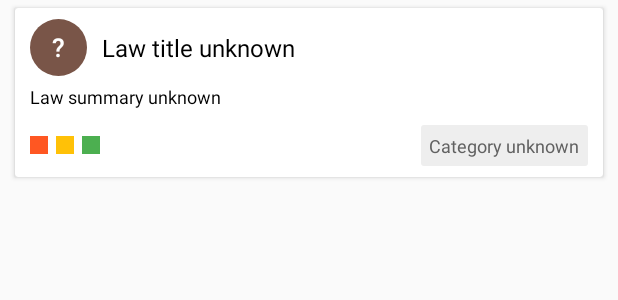
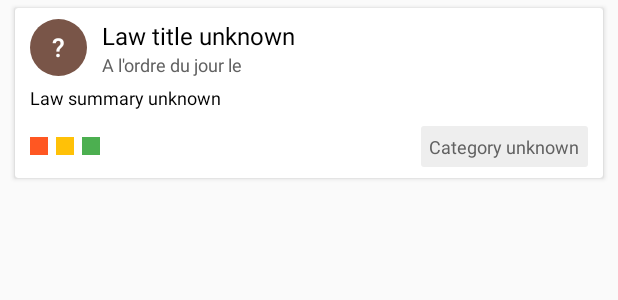
Before and after one commit to FischerLouis/Sedlex, an Android app: the layout row_lawslist.xml on its own in the app's theme, with its tools: preview values and no code run, on a phone screen of 412 x 824 dp. Shown: the top 300 px of the screen. Run offline under Robolectric (Android 15) with nearby library versions, the phone set to English and light mode, and no system bars; network calls fail.

Commit message:
adding day_order to main view

```diff
--- a/app/src/main/res/layout/activity_detail.xml
+++ b/app/src/main/res/layout/activity_detail.xml
@@ -6,8 +6,7 @@
 
     <ScrollView xmlns:android="http://schemas.android.com/apk/res/android"
         android:layout_width="match_parent"
-        android:layout_height="match_parent"
-        android:paddingBottom="80dp"  >
+        android:layout_height="match_parent">
 
         <RelativeLayout
             android:layout_width="match_parent"
--- a/app/src/main/res/layout/row_lawslist.xml
+++ b/app/src/main/res/layout/row_lawslist.xml
@@ -37,9 +37,15 @@
                 android:background="@drawable/circle"
                 android:text="@string/activity_initiative"
                 android:fontFamily="sans-serif-light"
+                android:layout_gravity="center"
                 android:gravity="center"
                 android:textSize="17sp" >
             </TextView>
+
+            <LinearLayout
+                android:layout_width="fill_parent"
+                android:layout_height="wrap_content"
+                android:orientation="vertical">
 
                 <TextView
                     android:id="@+id/law_title"
@@ -52,6 +58,23 @@
                     android:textSize="16sp"
                     android:ellipsize="end">
                 </TextView>
+
+                <TextView
+                    android:id="@+id/law_day_order"
+                    android:layout_width="wrap_content"
+                    android:layout_height="wrap_content"
+                    android:maxLines="1"
+                    android:textColor="@color/grey700"
+                    android:layout_gravity="center_vertical"
+                    android:text="@string/day_order"
+                    android:textSize="12sp"
+                    android:ellipsize="end">
+                </TextView>
+
+                </LinearLayout>
+
+
+
         </LinearLayout>
 
         <RelativeLayout
--- a/app/src/main/res/values/strings.xml
+++ b/app/src/main/res/values/strings.xml
@@ -8,6 +8,7 @@
 
     <!--MAIN ACTIVITY-->
     <string name="activity_title">Law title unknown</string>
+    <string name="day_order">A l\'ordre du jour le</string>
     <string name="activity_summary">Law summary unknown</string>
     <string name="activity_initiative">"?"</string>
     <string name="activity_category">Category unknown</string>
```
Also changed, not shown: app/src/main/java/com/sedlex/adapters/LawsAdapter.java (+18 -0 lines), app/src/main/java/com/sedlex/objects/Law.java (+12 -0 lines), app/src/main/java/com/sedlex/tools/MyContentManager.java (+13 -0 lines), 3 other files. Lines whose indentation alone changed are shown as unchanged.
